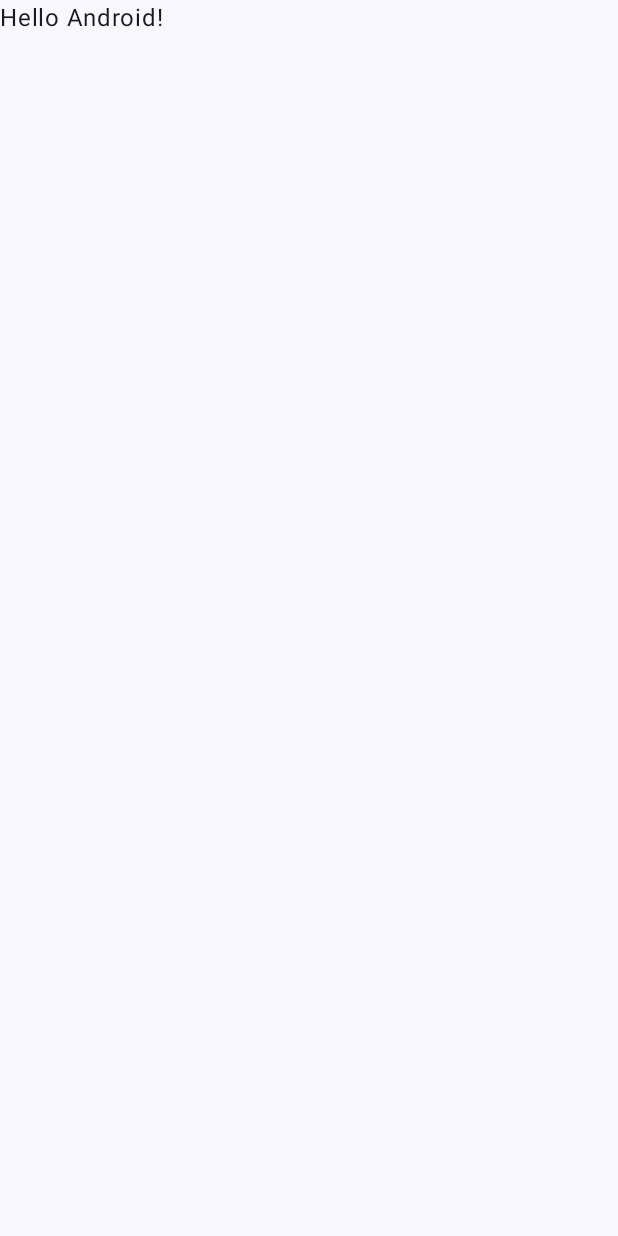
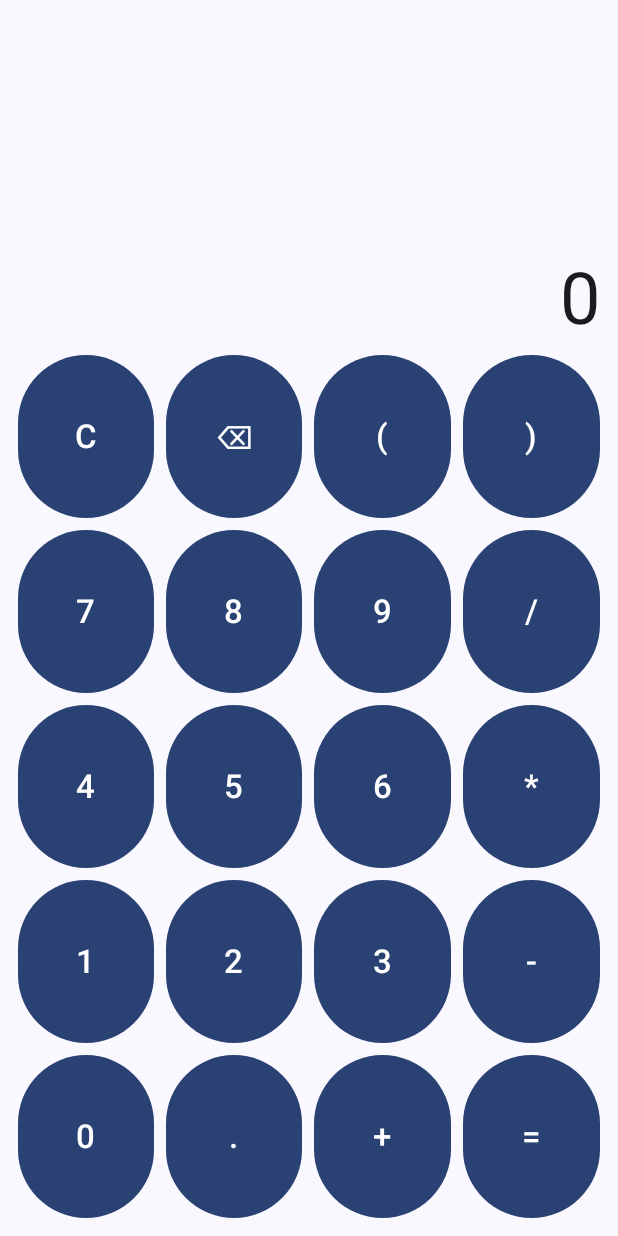
Before and after one commit to flibarti98-creator/Kalkulator, an Android app built with Jetpack Compose: the screen it shows after launch (MainActivity), on a phone screen of 412 x 824 dp. Before the commit the screen is almost empty. Run offline under Robolectric (Android 15) with nearby library versions, the phone set to English and light mode, and no system bars.

Commit message:
Zadanie 2: Uklad pionowy kalkulatora (siatka przyciskow 4x5 i przewijane pole dzialania)

```diff
--- a/app/src/main/java/com/example/kalkulator/MainActivity.kt
+++ b/app/src/main/java/com/example/kalkulator/MainActivity.kt
@@ -4,15 +4,32 @@ import android.os.Bundle
 import androidx.activity.ComponentActivity
 import androidx.activity.compose.setContent
 import androidx.activity.enableEdgeToEdge
+import androidx.compose.foundation.horizontalScroll
+import androidx.compose.foundation.layout.Arrangement
+import androidx.compose.foundation.layout.Box
+import androidx.compose.foundation.layout.Column
+import androidx.compose.foundation.layout.Row
+import androidx.compose.foundation.layout.fillMaxHeight
 import androidx.compose.foundation.layout.fillMaxSize
+import androidx.compose.foundation.layout.fillMaxWidth
 import androidx.compose.foundation.layout.padding
+import androidx.compose.foundation.rememberScrollState
+import androidx.compose.material3.Button
 import androidx.compose.material3.Scaffold
 import androidx.compose.material3.Text
 import androidx.compose.runtime.Composable
+import androidx.compose.runtime.mutableStateOf
+import androidx.compose.runtime.saveable.rememberSaveable
+import androidx.compose.ui.Alignment
 import androidx.compose.ui.Modifier
+import androidx.compose.ui.text.style.TextAlign
 import androidx.compose.ui.tooling.preview.Preview
+import androidx.compose.ui.unit.dp
+import androidx.compose.ui.unit.sp
 import com.example.kalkulator.ui.theme.KalkulatorTheme
-
+import androidx.compose.runtime.getValue
+import androidx.compose.runtime.setValue
+import androidx.compose.runtime.LaunchedEffect
 class MainActivity : ComponentActivity() {
     override fun onCreate(savedInstanceState: Bundle?) {
         super.onCreate(savedInstanceState)
@@ -20,8 +37,7 @@ class MainActivity : ComponentActivity() {
         setContent {
             KalkulatorTheme {
                 Scaffold(modifier = Modifier.fillMaxSize()) { innerPadding ->
-                    Greeting(
-                        name = "Android",
+                    KalkulatorEkran(
                         modifier = Modifier.padding(innerPadding)
                     )
                 }
@@ -31,17 +47,77 @@ class MainActivity : ComponentActivity() {
 }
 
 @Composable
-fun Greeting(name: String, modifier: Modifier = Modifier) {
-    Text(
-        text = "Hello $name!",
+fun KalkulatorEkran(modifier: Modifier = Modifier) {
+    var wyswietlacz by rememberSaveable { mutableStateOf("0") }
+
+    val rzedyPrzyciskow = listOf(
+        listOf("C", "⌫", "(", ")"),
+        listOf("7", "8", "9", "/"),
+        listOf("4", "5", "6", "*"),
+        listOf("1", "2", "3", "-"),
+        listOf("0", ".", "+", "=")
+    )
+
+    val stanPrzewijania = rememberScrollState()
+
+    LaunchedEffect(wyswietlacz) {
+        stanPrzewijania.scrollTo(stanPrzewijania.maxValue)
+    }
+
+    Column(
         modifier = modifier
-    )
+            .fillMaxSize()
+            .padding(12.dp),
+        verticalArrangement = Arrangement.spacedBy(8.dp)
+    ) {
+        Box(
+            modifier = Modifier
+                .fillMaxWidth()
+                .weight(2f),
+            contentAlignment = Alignment.BottomEnd
+        ) {
+            Text(
+                text = wyswietlacz,
+                fontSize = 48.sp,
+                textAlign = TextAlign.End,
+                maxLines = 1,
+                softWrap = false,
+                modifier = Modifier.horizontalScroll(stanPrzewijania)
+            )
+        }
+
+        rzedyPrzyciskow.forEach { rzad ->
+            Row(
+                modifier = Modifier
+                    .fillMaxWidth()
+                    .weight(1f),
+                horizontalArrangement = Arrangement.spacedBy(8.dp)
+            ) {
+                rzad.forEach { symbol ->
+                    Button(
+                        onClick = {
+                            wyswietlacz = when (symbol) {
+                                "C" -> "0"
+                                "⌫" -> if (wyswietlacz.length > 1) wyswietlacz.dropLast(1) else "0"
+                                else -> if (wyswietlacz == "0") symbol else wyswietlacz + symbol
+                            }
+                        },
+                        modifier = Modifier
+                            .weight(1f)
+                            .fillMaxHeight()
+                    ) {
+                        Text(text = symbol, fontSize = 22.sp)
+                    }
+                }
+            }
+        }
+    }
 }
 
 @Preview(showBackground = true)
 @Composable
-fun GreetingPreview() {
+fun KalkulatorPreview() {
     KalkulatorTheme {
-        Greeting("Android")
+        KalkulatorEkran()
     }
 }
```
